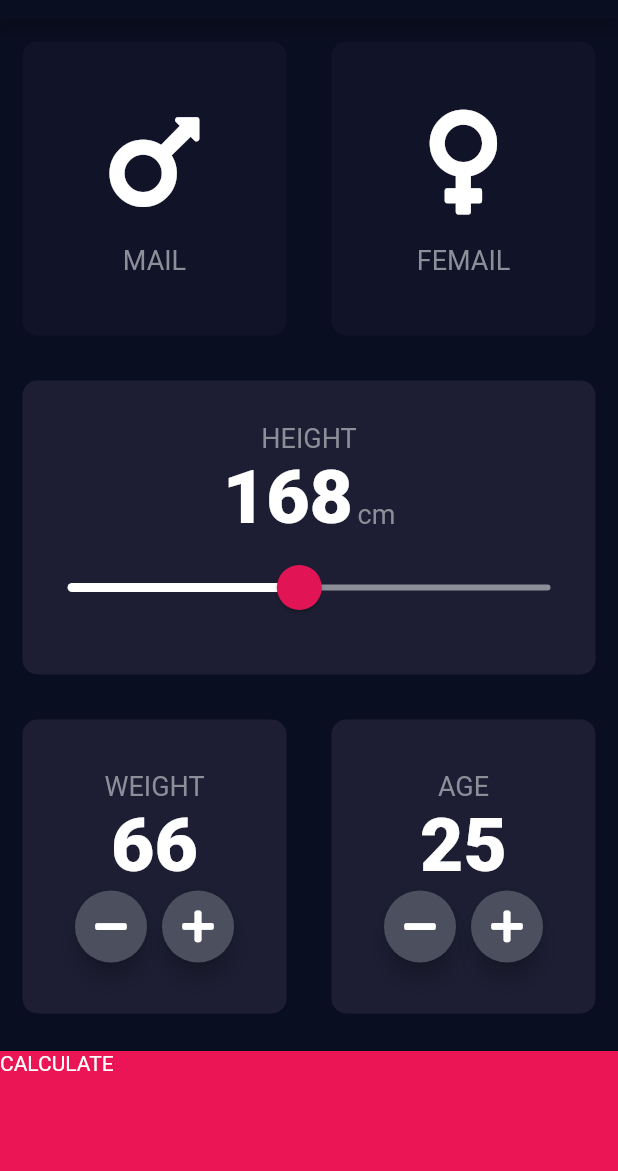
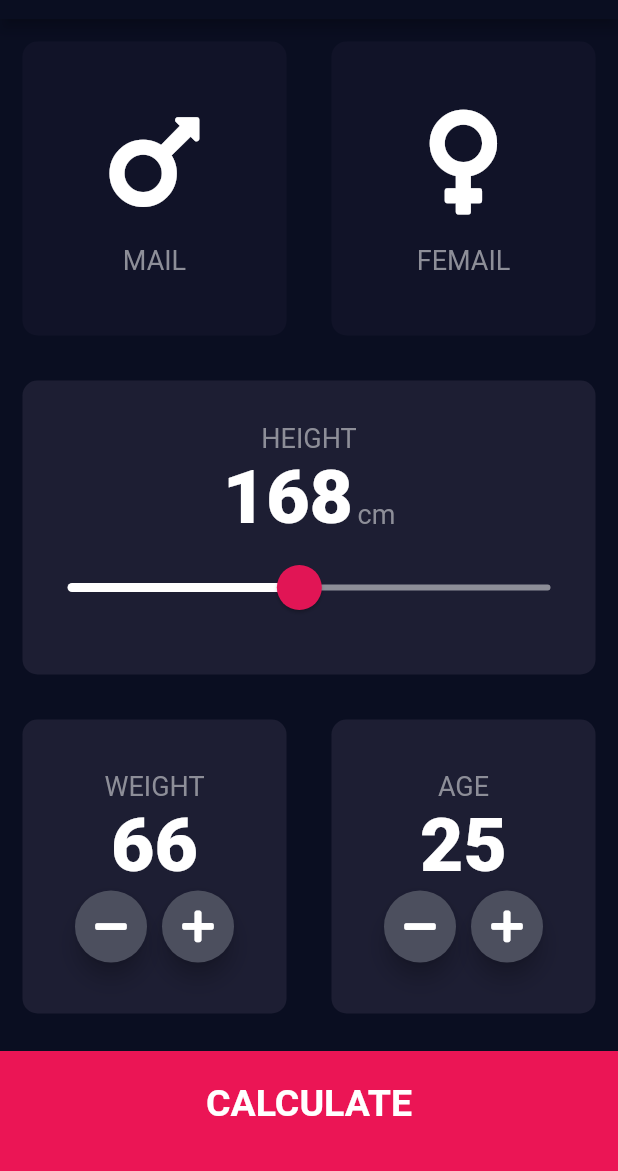
Before and after one commit to xsadra/Flutter, a Flutter app: the screen it shows after launch, on a phone screen of 412 x 824 dp, the part 65-1236 px from its top. Run offline on Flutter 3.47's test engine with Material 2 defaults, Android fonts, the phone set to English and light mode, and no system bars; our stand-ins replace audioplayers, font_awesome_flutter, rflutter_alert.

Commit message:
Finished InputPage user interface

```diff
--- a/bmi_calculator/lib/constants.dart
+++ b/bmi_calculator/lib/constants.dart
@@ -13,3 +13,7 @@
   fontSize: 50.0,
   fontWeight: FontWeight.w900,
 );
+const kLargButtonTextStyle = TextStyle(
+  fontSize: 25.0,
+  fontWeight: FontWeight.bold,
+);
--- a/bmi_calculator/lib/input_page.dart
+++ b/bmi_calculator/lib/input_page.dart
@@ -217,9 +217,14 @@ class _InputPageState extends State<InputPage> {
             child: Container(
               color: kBottomContainerColor,
               margin: EdgeInsets.only(top: 10.0),
+              padding: EdgeInsets.only(bottom: 10.0),
               width: double.infinity,
               height: kBottomContainerHeight,
-              child: Text('CALCULATE'),
+              child: Center(
+                  child: Text(
+                'CALCULATE',
+                style: kLargButtonTextStyle,
+              )),
             ),
           ),
         ],
```
